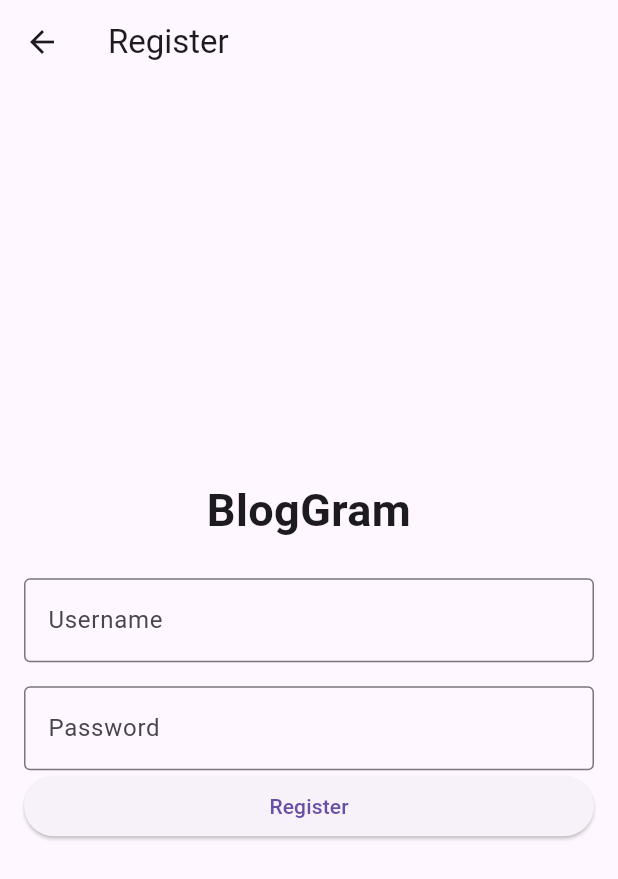
After one commit to fazaamal/blog_flutter_app, a Flutter app: the RegisterPage screen opened directly, on a phone screen of 412 x 824 dp. The commit adds this screen. Shown: the top 879 px of the screen. Run offline on Flutter 3.47's test engine with Material 3 defaults, Android fonts, the phone set to English and light mode, and no system bars; missing offline and left inert: dart:ffi; network calls fail.

Commit message:
feat: register page

```diff
--- a/lib/pages/login_page.dart
+++ b/lib/pages/login_page.dart
@@ -1,6 +1,3 @@
-import 'dart:ffi';
-import 'dart:io';
-
 import '../auth/auth_manager.dart';
 import 'package:flutter/material.dart';
 import 'package:http/http.dart' as http;
@@ -18,6 +15,8 @@ class LoginPage extends StatefulWidget {
 }
 
 class LoginPageState extends State<LoginPage> {
+
+  // todo - add register option if not registered
 
   @override
   Widget build(BuildContext context) {
--- /dev/null
+++ b/lib/pages/register_page.dart
@@ -0,0 +1,108 @@
+import 'dart:ffi';
+import 'dart:io';
+
+import '../auth/auth_manager.dart';
+import 'package:flutter/material.dart';
+import 'package:http/http.dart' as http;
+import 'dart:convert';
+
+var username = "";
+var password = "";
+bool isValid = true;
+
+class RegisterPage extends StatefulWidget {
+  const RegisterPage({super.key});
+
+  @override
+  State<StatefulWidget> createState() => RegisterPageState();
+}
+
+class RegisterPageState extends State<RegisterPage> {
+
+  @override
+  Widget build(BuildContext context) {
+    return Scaffold(
+      appBar: AppBar(
+        title: const Text('Register'),
+      ),
+      body: Padding(
+        padding: const EdgeInsets.all(16.0),
+        child: Column(
+          mainAxisAlignment: MainAxisAlignment.center,
+          crossAxisAlignment: CrossAxisAlignment.stretch,
+          children: <Widget>[
+            Text('BlogGram', style: TextStyle(fontSize: 30, fontWeight: FontWeight.bold), textAlign: TextAlign.center,),
+            const SizedBox(height: 24.0),
+            TextFormField(
+              decoration: const InputDecoration(
+                labelText: 'Username',
+                border: OutlineInputBorder(),
+              ),
+              onChanged: (value) => username = value,
+
+            ),
+            const SizedBox(height: 16.0),
+            TextFormField(
+              decoration: const InputDecoration(
+                labelText: 'Password',
+                border: OutlineInputBorder(),
+              ),
+              obscureText: true,
+              onChanged: (value) => password = value,
+            ),
+            ElevatedButton(
+              onPressed: () async {
+                // todo - post to server, return back to login page
+
+                // final response = await http.get(Uri.parse('http://localhost:3000/users'));
+
+                // if(response.statusCode == 200){
+                //   var data = jsonDecode(response.body) as List<dynamic>;
+
+                //   var userFound = data.firstWhere(
+                //     (obj) => obj['username'] == username && obj['password'] == password,
+                //     orElse: () => null,
+                //   );
+
+                //   if (userFound != null) {
+                //     AuthManager().login();
+
+                //     print("Valid login");
+
+                //     setState(() {
+                //       isValid = true;
+                //     });
+
+                //     setState(() {
+                //       AuthManager.isLoggedIn = true;
+                //     });
+
+                //     Navigator.pop(context);
+                //     // Proceed with authenticated actions
+                //   } else {
+                //     print("Invalid login");
+                //     setState(() {
+                //       isValid = false;
+                //     });                    // Handle invalid login attempt
+                //   }
+
+                // }
+              },
+              child: const Text('Register'),
+            ),
+          ],
+        ),
+      ),
+    );
+  }
+}
+
+// void main() {
+//   runApp(MaterialApp(
+//     initialRoute: '/',
+//     routes: {
+//       '/': (context) => LoginPage(),
+//       '/home': (context) => MyHomePage(),
+//     },
+//   ));
+// }
```
